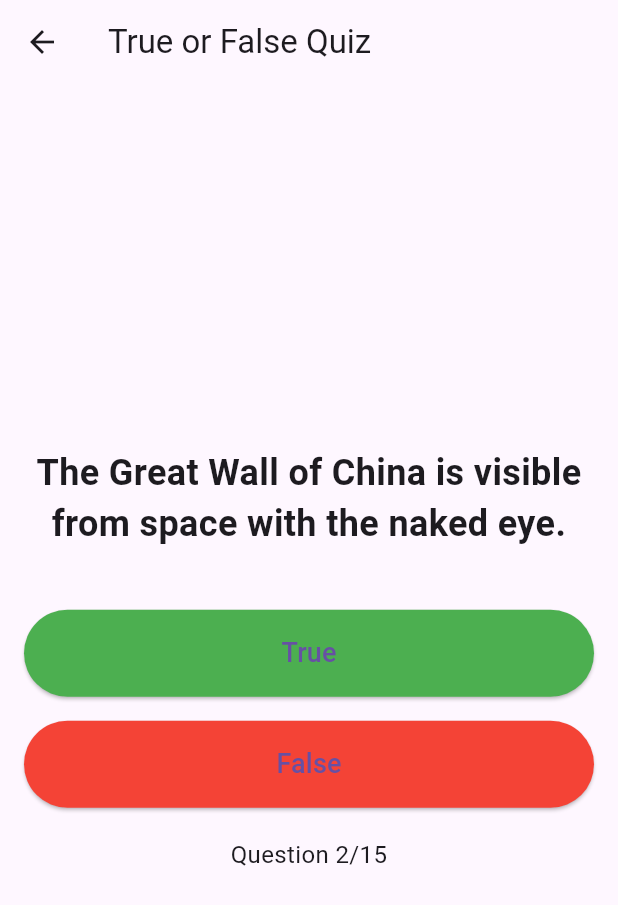
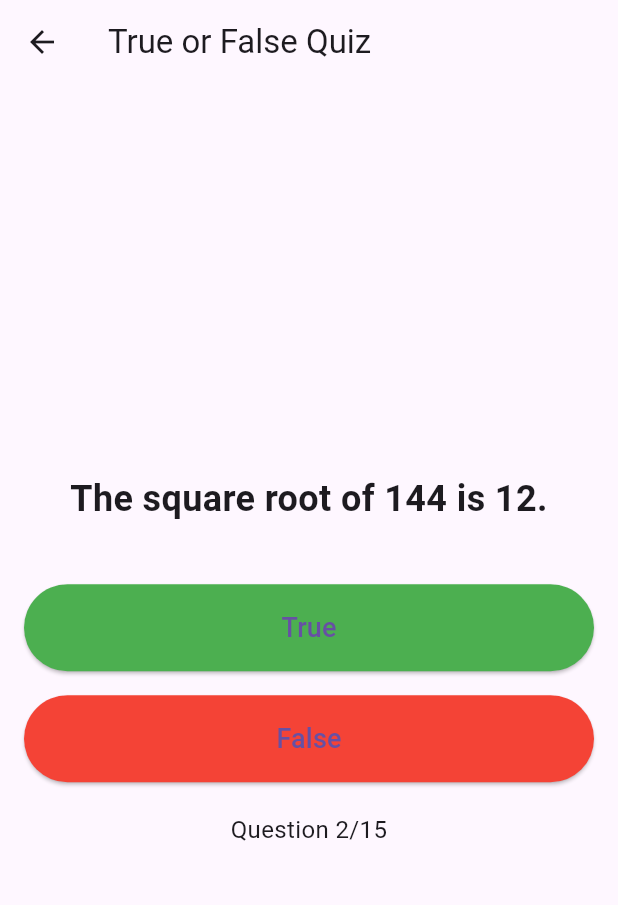
Before and after one commit to mayurpawar17/quizz_app, a Flutter app: the QuizScreen screen opened directly, after a tap on "True", on a phone screen of 412 x 824 dp. Shown: the top 905 px of the screen. Run offline on Flutter 3.47's test engine with Material 3 defaults, Android fonts, the phone set to English and light mode, and no system bars; our stand-ins replace flutter_svg.

Commit message:
Question class implemented

```diff
--- /dev/null
+++ b/lib/questions.dart
@@ -0,0 +1,9 @@
+class Question {
+  late String question;
+  late bool answer;
+
+  Question({required String q, required bool a}) {
+    question = q;
+    answer = a;
+  }
+}
--- a/lib/screens/quizScreen.dart
+++ b/lib/screens/quizScreen.dart
@@ -1,4 +1,5 @@
 import 'package:flutter/material.dart';
+import 'package:quizz_app/questions.dart';
 
 class QuizScreen extends StatefulWidget {
   const QuizScreen({super.key});
@@ -11,71 +12,42 @@ class _QuizScreenState extends State<QuizScreen> {
   int currentQuestionIndex = 0;
   int score = 0;
 
-  final List<Map<String, dynamic>> questions = [
-    {
-      'question': 'The capital of France is Paris.',
-      'answer': true,
-    },
-    {
-      'question': 'The Great Wall of China is visible from space with the naked eye.',
-      'answer': false,
-    },
-    {
-      'question': 'The human body has four lungs.',
-      'answer': false,
-    },
-    {
-      'question': 'Venus is the hottest planet in our solar system.',
-      'answer': true,
-    },
-    {
-      'question': 'The chemical symbol for gold is Ag.',
-      'answer': false, // It's Au
-    },
-    {
-      'question': 'The Nile is the longest river in the world.',
-      'answer': true,
-    },
-    {
-      'question': 'Penguins are mammals.',
-      'answer': false, // They're birds
-    },
-    {
-      'question': 'The currency of Japan is the yen.',
-      'answer': true,
-    },
-    {
-      'question': 'Lightning never strikes the same place twice.',
-      'answer': false,
-    },
-    {
-      'question': 'The human skeleton is made up of less than 100 bones.',
-      'answer': false, // About 206 bones
-    },
-    {
-      'question': 'The Titanic sank in 1912.',
-      'answer': true,
-    },
-    {
-      'question': 'The Earth is the third planet from the sun.',
-      'answer': true,
-    },
-    {
-      'question': 'The capital of Canada is Toronto.',
-      'answer': false, // It's Ottawa
-    },
-    {
-      'question': 'Bananas grow on trees.',
-      'answer': false, // They grow on herbaceous plants
-    },
-    {
-      'question': 'The square root of 144 is 12.',
-      'answer': true,
-    },
+  List<Question> questionBank = [
+    // Original questions
+    Question(q: 'The capital of France is Paris.', a: true),
+    Question(q: 'The square root of 144 is 12.', a: true),
+    Question(q: 'Bananas grow on trees.', a: false),
+    // They grow on herbaceous plants!
+
+    // New general knowledge questions
+    Question(q: 'The Great Wall of China is visible from space.', a: false),
+    // Myth!
+    Question(q: 'Venus is the hottest planet in the solar system.', a: true),
+    Question(q: 'The currency of Japan is the Yuan.', a: false),
+    // It’s the Yen.
+
+    // Science questions
+    Question(q: 'Water boils at 100°C at sea level.', a: true),
+    Question(q: 'Humans have five senses.', a: false),
+    // Technically more (e.g., balance, proprioception).
+    Question(q: 'Light travels faster than sound.', a: true),
+
+    // Geography questions
+    Question(q: 'The Nile is the longest river in the world.', a: true),
+    Question(q: 'Canada is the largest country by land area.', a: false),
+    // Russia is larger.
+    Question(q: 'Mount Everest is in the Himalayas.', a: true),
+
+    // Fun/trivia questions
+    Question(q: 'The loudest animal on Earth is the blue whale.', a: true),
+    Question(q: 'Penguins can fly.', a: false),
+    Question(q: 'The human body has four lungs.', a: false),
+    // Only two!
   ];
 
   void answerQuestion(bool userAnswer) {
-    bool correctAnswer = questions[currentQuestionIndex]['answer'];
+    // bool correctAnswer = questions[currentQuestionIndex]['answer'];
+    bool correctAnswer = questionBank[currentQuestionIndex].answer;
 
     setState(() {
       if (userAnswer == correctAnswer) {
@@ -83,7 +55,7 @@ class _QuizScreenState extends State<QuizScreen> {
       }
 
       // Move to next question or show results
-      if (currentQuestionIndex < questions.length - 1) {
+      if (currentQuestionIndex < questionBank.length - 1) {
         currentQuestionIndex++;
       } else {
         // Quiz finished - show results
@@ -92,7 +64,7 @@ class _QuizScreenState extends State<QuizScreen> {
           builder:
               (context) => AlertDialog(
                 title: const Text('Quiz Completed!'),
-                content: Text('Your score: $score/${questions.length}'),
+                content: Text('Your score: $score/${questionBank.length}'),
                 actions: [
                   TextButton(
                     onPressed: () {
@@ -123,7 +95,8 @@ class _QuizScreenState extends State<QuizScreen> {
           children: [
             // Question text
             Text(
-              questions[currentQuestionIndex]['question'],
+              questionBank[currentQuestionIndex].question,
+              // questions[currentQuestionIndex]['question'],
               style: const TextStyle(fontSize: 24, fontWeight: FontWeight.bold),
               textAlign: TextAlign.center,
             ),
@@ -153,7 +126,7 @@ class _QuizScreenState extends State<QuizScreen> {
 
             // Progress indicator
             Text(
-              'Question ${currentQuestionIndex + 1}/${questions.length}',
+              'Question ${currentQuestionIndex + 1}/${questionBank.length}',
               textAlign: TextAlign.center,
               style: const TextStyle(fontSize: 16),
             ),
```
